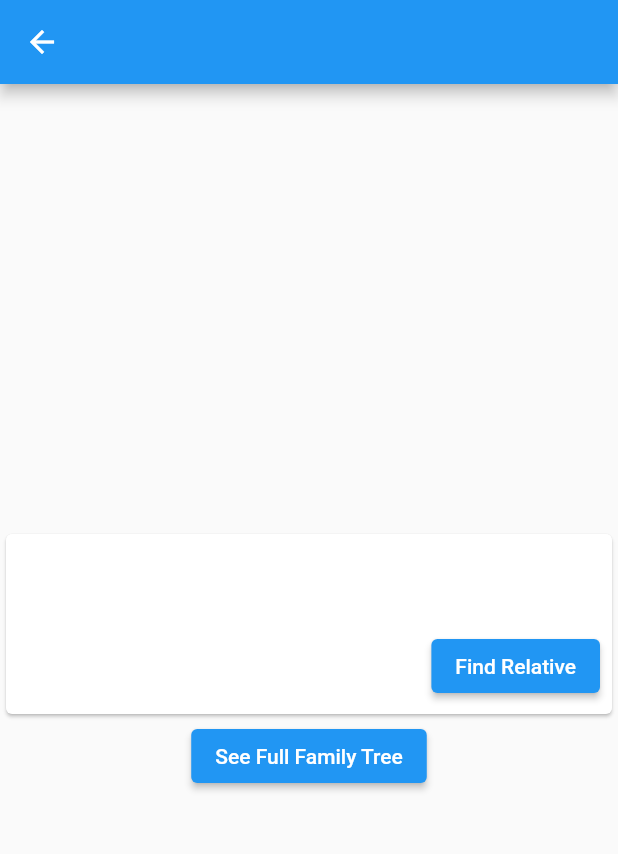
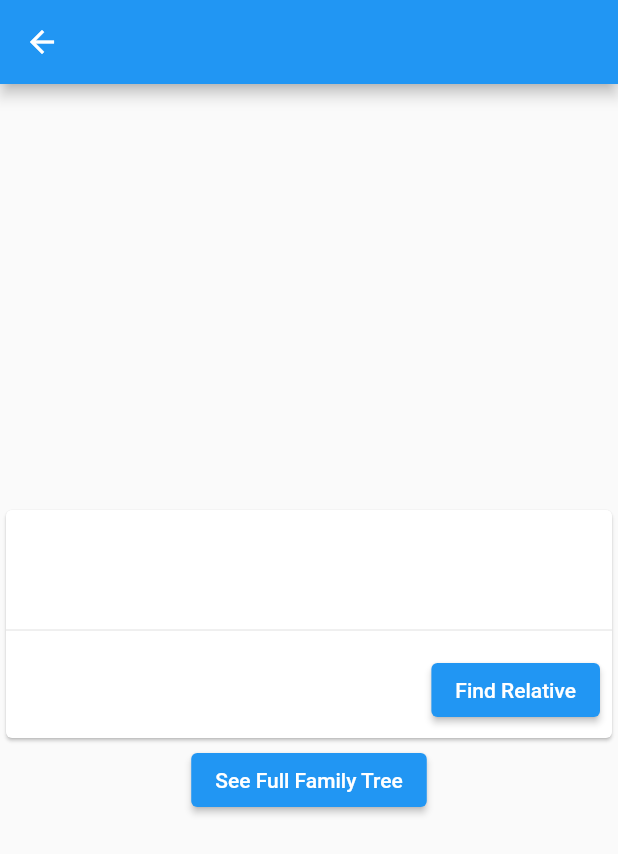
Before and after one commit to rfgmendoza/mendoza_family_app, a Flutter app: the SearchPage screen opened directly with empty values, on a phone screen of 412 x 824 dp. Shown: the top 854 px of the screen. Run offline on Flutter 3.47's test engine with Material 2 defaults, Android fonts, the phone set to English and light mode, and no system bars; our stand-ins replace shared_preferences; missing offline and left inert: graphview; accounts and stored records are empty.

Commit message:
refactored searchpage top not be behind conditional, begin adding relationship calcs

```diff
--- a/lib/pages/search_page.dart
+++ b/lib/pages/search_page.dart
@@ -6,7 +6,7 @@ import 'package:mendoza_family_app/widgets/graph_renderer.dart';
 import 'package:mendoza_family_app/widgets/people_picker_page.dart';
 
 class SearchPage extends StatefulWidget {
-  final User user;
+  final FamilyPerson user;
   const SearchPage({Key? key, required this.user}) : super(key: key);
 
   @override
@@ -20,15 +20,12 @@ class _SearchPageState extends State<SearchPage> {
   @override
   void initState() {
     super.initState();
-    targetPerson = null;
     graphMode = false;
   }
 
   @override
   Widget build(BuildContext context) {
-    return Scaffold(
-        appBar: AppBar(),
-        body: graphMode ? GraphRenderer(user: widget.user) : SearchOptions());
+    return Scaffold(appBar: AppBar(), body: searchOptions());
   }
 
   Widget personCard(FamilyPerson? person) {
@@ -37,14 +34,20 @@ class _SearchPageState extends State<SearchPage> {
         Column(
           mainAxisAlignment: MainAxisAlignment.center,
           children: [
-            ListTile(
-              title: Text(widget.user.name),
-              leading: Container(
-                  constraints: BoxConstraints(),
-                  color: Colors.blueAccent,
-                  child: Expanded(child: Text(widget.user.id))),
-            ),
-            person != null ? personTile(person) : Container(),
+            personTile(widget.user),
+            Divider(),
+            person != null
+                ? Column(
+                    children: [
+                      Container(
+                        child: Text(
+                            getRelationshipDescription(widget.user, person)),
+                      ),
+                      Divider(),
+                      personTile(person),
+                    ],
+                  )
+                : Container(),
           ],
         ),
         ButtonBar(
@@ -61,7 +64,7 @@ class _SearchPageState extends State<SearchPage> {
     );
   }
 
-  Widget SearchOptions() {
+  Widget searchOptions() {
     return Center(
       child: Column(mainAxisAlignment: MainAxisAlignment.center, children: [
         personCard(targetPerson),
--- a/lib/widgets/graph_renderer.dart
+++ b/lib/widgets/graph_renderer.dart
@@ -4,7 +4,7 @@ import 'package:mendoza_family_app/util/common_util.dart';
 import 'package:vector_math/vector_math_64.dart' hide Colors, Matrix4;
 
 class GraphRenderer extends StatefulWidget {
-  final User user;
+  final FamilyPerson user;
   const GraphRenderer({Key? key, required this.user}) : super(key: key);
 
   @override
--- a/lib/widgets/people_picker_page.dart
+++ b/lib/widgets/people_picker_page.dart
@@ -26,7 +26,7 @@ class _PeoplePickerPageState extends State<PeoplePickerPage> {
 
     AlertDialog alert = AlertDialog(
         title: const Text("Confirm Selection"),
-        content: const Text("Are you sure this you?"),
+        content: const Text("Are you sure?"),
         actions: [cancelButton, confirmButton]);
     return await showDialog(
         context: context,
```
Also changed, not shown: lib/main.dart (+0 -18 lines), lib/pages/home_page.dart (+9 -4 lines), lib/util/common_util.dart (+46 -10 lines).
